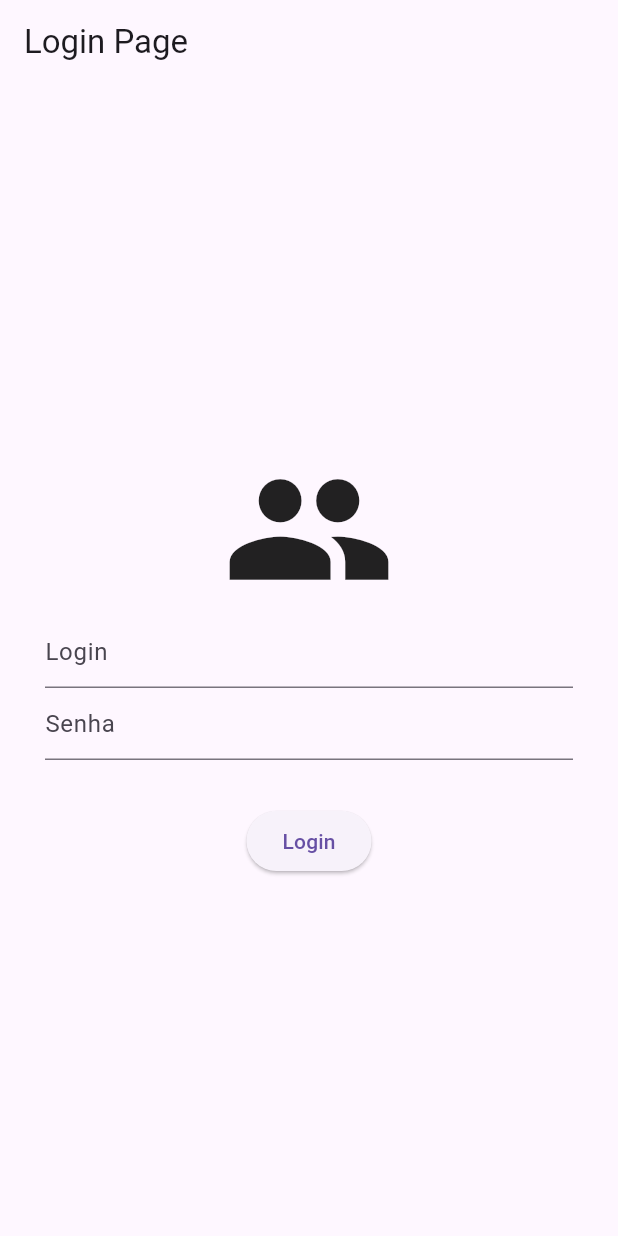
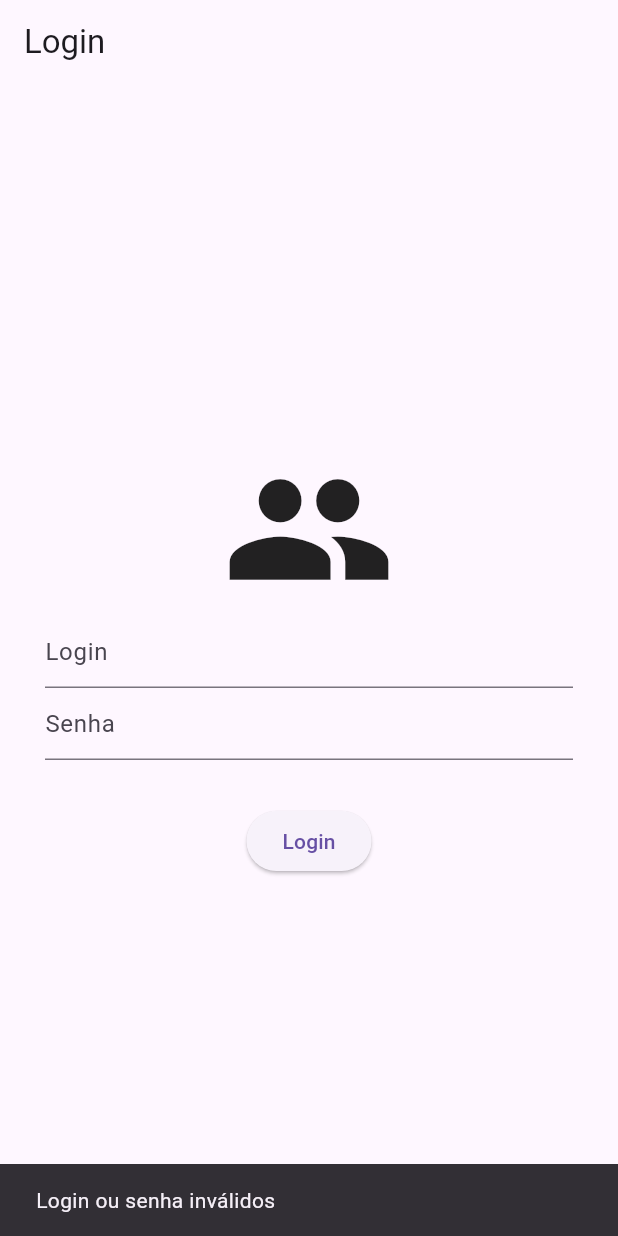
Before and after one commit to brunoalksouza/simple_api_json_placeholder_flutter, a Flutter app: the screen it shows after launch, after a tap on "Login", on a phone screen of 412 x 824 dp. Run offline on Flutter 3.47's test engine with Material 3 defaults, Android fonts, the light colour scheme and no system bars.

Commit message:
WIP: Login validation

```diff
--- /dev/null
+++ b/lib/controllers/login_controller.dart
@@ -0,0 +1,14 @@
+class LoginController {
+  String? _login;
+  setLogin(String value) => _login = value;
+
+  String? _password;
+  setPassword(String value) => _password = value;
+
+  Future<bool> auth() async {
+    if (_login == 'a' && _password == 'a') {
+      return true;
+    }
+    return false;
+  }
+}
--- a/lib/main.dart
+++ b/lib/main.dart
@@ -1,4 +1,5 @@
 import 'package:flutter/material.dart';
+import 'package:simple_api_json_placeholder_flutter/pages/home_page.dart';
 import 'package:simple_api_json_placeholder_flutter/pages/login_page.dart';
 import 'package:simple_api_json_placeholder_flutter/pages/splash_page.dart';
 
@@ -17,7 +18,8 @@ class MainApp extends StatelessWidget {
       initialRoute: '/spash',
       routes: {
         '/spash': (_) => const SpashPage(),
-        '/login': (_) => const LoginPage(),
+        '/login': (_) => LoginPage(),
+        '/home': (_) => const HomePage(),
       },
     );
   }
--- /dev/null
+++ b/lib/pages/home_page.dart
@@ -0,0 +1,10 @@
+import 'package:flutter/material.dart';
+
+class HomePage extends StatelessWidget {
+  const HomePage({super.key});
+
+  @override
+  Widget build(BuildContext context) {
+    return const Placeholder();
+  }
+}
--- a/lib/pages/login_page.dart
+++ b/lib/pages/login_page.dart
@@ -1,14 +1,16 @@
 import 'package:flutter/material.dart';
-import 'package:flutter/widgets.dart';
+import 'package:simple_api_json_placeholder_flutter/controllers/login_controller.dart';
 
 class LoginPage extends StatelessWidget {
-  const LoginPage({super.key});
+  final LoginController _controller = LoginController();
+
+  LoginPage({Key? key}) : super(key: key);
 
   @override
   Widget build(BuildContext context) {
     return Scaffold(
       appBar: AppBar(
-        title: const Text('Login Page'),
+        title: const Text('Login'),
       ),
       body: Container(
         padding: const EdgeInsets.all(30),
@@ -20,19 +22,38 @@ class LoginPage extends StatelessWidget {
               Icons.people,
               size: MediaQuery.of(context).size.width * 0.28,
             ),
-            const TextField(
-              decoration: InputDecoration(
+            TextField(
+              decoration: const InputDecoration(
                 hintText: 'Login',
               ),
+              onChanged: _controller.setLogin,
             ),
-            const TextField(
+            TextField(
               obscureText: true,
-              decoration: InputDecoration(
+              decoration: const InputDecoration(
                 hintText: 'Senha',
               ),
+              onChanged: _controller.setPassword,
             ),
             const SizedBox(height: 30),
-            ElevatedButton(onPressed: () {}, child: const Text("Login"))
+            ElevatedButton(
+              onPressed: () {
+                _controller.auth().then(
+                  (value) {
+                    if (value) {
+                      Navigator.pushReplacementNamed(context, '/home');
+                    } else {
+                      ScaffoldMessenger.of(context).showSnackBar(
+                        const SnackBar(
+                          content: Text('Login ou senha inválidos'),
+                        ),
+                      );
+                    }
+                  },
+                );
+              },
+              child: const Text("Login"),
+            ),
           ],
         ),
       ),
--- a/lib/pages/splash_page.dart
+++ b/lib/pages/splash_page.dart
@@ -19,7 +19,7 @@ class _SpashPageState extends State<SpashPage> {
   @override
   Widget build(BuildContext context) {
     return Container(
-      color: Colors.green,
+      color: Colors.purple[800],
       child: const Center(
           child: CircularProgressIndicator(
         color: Colors.white54,
```
